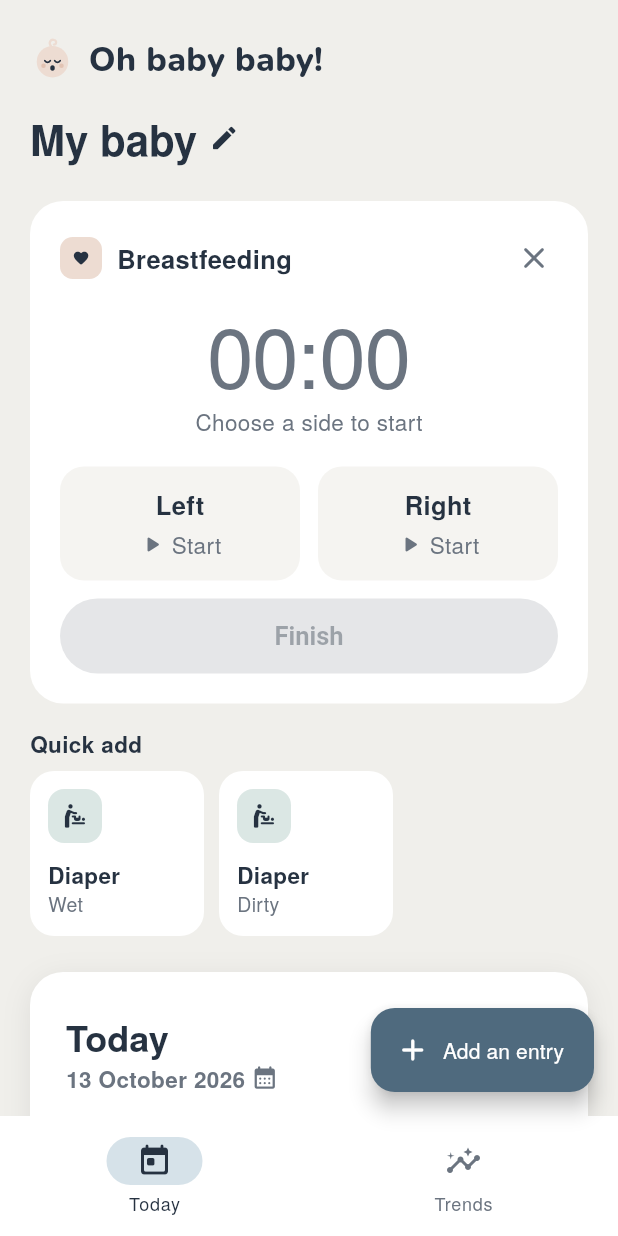
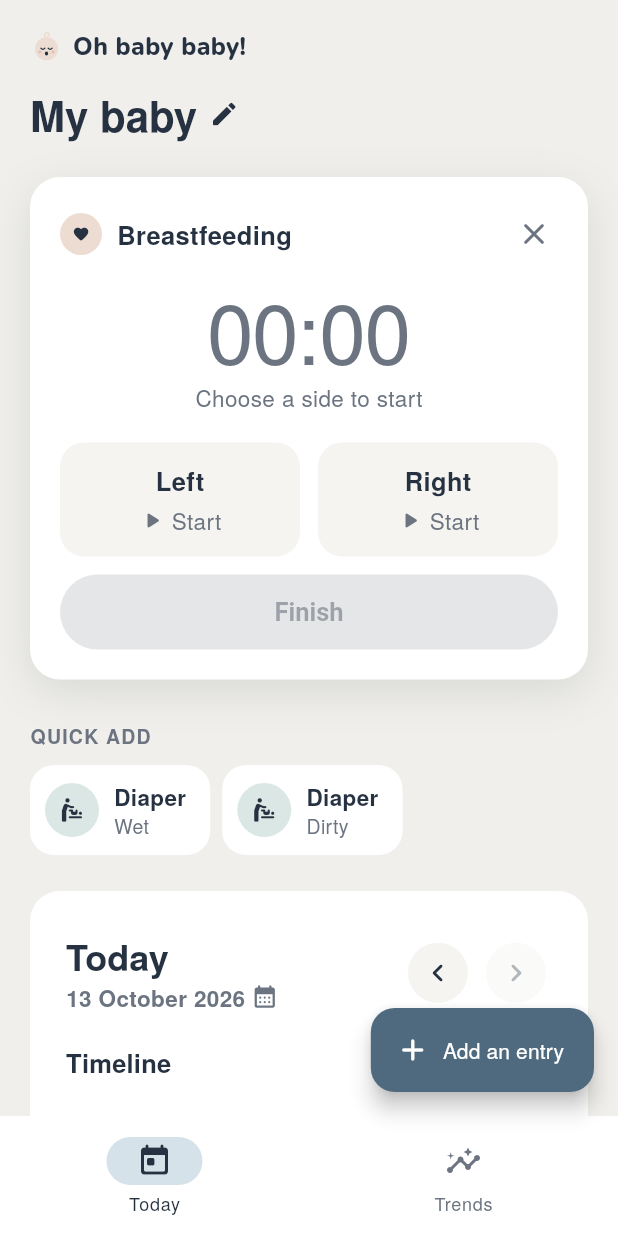
Before and after one commit to nishamehta-ux/Baby-Feed-Tracker, a Flutter app: the screen it shows after launch, after a tap on "Breastfeed", on a phone screen of 412 x 824 dp. Run offline on Flutter 3.47's test engine with Material 3 defaults, Android fonts, the phone set to English and light mode, and no system bars; our stand-ins replace shared_preferences.

Commit message:
Clearer hierarchy and one shape language on Today
- Entry icons are circles; summary chips are full pills with a bare icon in
  the group's colour, so corners no longer clash.
- Cards are flat; the live timer is the only raised card.
- Quick add tiles are compact (icon beside the text) under a small
  uppercase section label; the logo is smaller so the baby's name leads.
- The day card no longer overlaps a header band; timeline times are muted so
  entry names lead, with smaller icons.
- Shared AppRadius (card, tile) and raisedShadow in the theme.

Co-Authored-By: Claude Opus 5.5 <noreply@anthropic.com>
Claude-Session: https://claude.ai/code/session_019gxCbU7q3yKq7C9h7xrrHz

```diff
--- a/lib/screens/today_screen.dart
+++ b/lib/screens/today_screen.dart
@@ -91,36 +91,29 @@ class _TodayScreenState extends State<TodayScreen> {
         child: Column(
           children: [
             HeaderPanel(
-              padding: EdgeInsets.fromLTRB(20, MediaQuery.of(context).padding.top + 24, 20, 72),
+              padding: EdgeInsets.fromLTRB(20, MediaQuery.of(context).padding.top + 20, 20, 24),
               child: Column(
                 crossAxisAlignment: CrossAxisAlignment.start,
                 children: [
-                  const AppLogo(),
-                  const SizedBox(height: 20),
+                  const AppLogo(height: 22),
+                  const SizedBox(height: 16),
                   _buildHeader(context),
                   const SizedBox(height: 24),
                   if (store.live != null) ...[
                     LiveTimerCard(store: store, onFinish: _finishLive),
-                    const SizedBox(height: 16),
+                    const SizedBox(height: 28),
                   ],
-                  const Text(
-                    'Quick add',
-                    style: TextStyle(color: AppColors.ink, fontWeight: FontWeight.w700),
-                  ),
-                  const SizedBox(height: 8),
+                  const SectionLabel('Quick add'),
+                  const SizedBox(height: 10),
                   QuickActions(store: store, onLogged: _offerUndoLogged),
                 ],
               ),
             ),
-            // The day card overlaps the bottom of the header.
-            Transform.translate(
-              offset: const Offset(0, -48),
-              child: Padding(
-                padding: const EdgeInsets.symmetric(horizontal: 20),
-                child: _buildOverview(context),
-              ),
+            Padding(
+              padding: const EdgeInsets.symmetric(horizontal: 20),
+              child: _buildOverview(context),
             ),
-            const SizedBox(height: 40),
+            const SizedBox(height: 96), // room for the floating button
           ],
         ),
       ),
@@ -387,15 +380,15 @@ class _SummaryChip extends StatelessWidget {
   Widget build(BuildContext context) {
     return Container(
       width: width,
-      padding: const EdgeInsets.fromLTRB(4, 4, 10, 4),
+      padding: const EdgeInsets.fromLTRB(12, 10, 10, 10),
       decoration: BoxDecoration(
         color: AppColors.field,
-        borderRadius: BorderRadius.circular(20),
+        borderRadius: BorderRadius.circular(999),
       ),
       child: Row(
         mainAxisSize: MainAxisSize.min,
         children: [
-          EntryIcon(type: type, size: EntryIcon.small),
+          Icon(iconForType(type), size: 18, color: AppColors.lineForType(type)),
           const SizedBox(width: 8),
           Flexible(
             child: FittedBox(
@@ -448,7 +441,8 @@ class _TimelineTile extends StatelessWidget {
                     Text(
                       hm.format(e.start),
                       style: const TextStyle(
-                        fontWeight: FontWeight.w700,
+                        fontWeight: FontWeight.w600,
+                        color: AppColors.muted,
                         fontFeatures: [FontFeature.tabularFigures()],
                       ),
                     ),
@@ -475,8 +469,8 @@ class _TimelineTile extends StatelessWidget {
                     child: Center(child: Container(width: 2, color: AppColors.divider)),
                   ),
                   Padding(
-                    padding: const EdgeInsets.only(top: 8),
-                    child: EntryIcon(type: e.type, icon: iconForEntry(e), size: EntryIcon.medium),
+                    padding: const EdgeInsets.only(top: 10),
+                    child: EntryIcon(type: e.type, icon: iconForEntry(e), size: EntryIcon.small),
                   ),
                 ],
               ),
--- a/lib/screens/trends_screen.dart
+++ b/lib/screens/trends_screen.dart
@@ -130,8 +130,8 @@ class _TrendsScreenState extends State<TrendsScreen> {
                 child: Column(
                   crossAxisAlignment: CrossAxisAlignment.start,
                   children: [
-                    const AppLogo(),
-                    const SizedBox(height: 20),
+                    const AppLogo(height: 22),
+                    const SizedBox(height: 16),
                     Text('Trends', style: Theme.of(context).textTheme.headlineMedium),
                     const SizedBox(height: 16),
                     SegmentedButton<Period>(
--- a/lib/theme.dart
+++ b/lib/theme.dart
@@ -74,6 +74,19 @@ class AppColors {
         EntryType.other => muted,
       };
 }
+
+/// Corner radii: cards, then tiles inside or beside them. Chips and buttons
+/// are full pills and entry icons are circles.
+class AppRadius {
+  static const card = 20.0;
+  static const tile = 16.0;
+}
+
+/// Soft shadow for the one card on a screen that should stand out (the live
+/// timer); everything else sits flat.
+const raisedShadow = [
+  BoxShadow(color: Color(0x1F263241), blurRadius: 24, offset: Offset(0, 8)),
+];
 
 /// The type scale. Every text size in the app comes from here, so the
 /// levels stay distinct: headline > title > subtitle > body > label > caption.
--- a/lib/widgets/common.dart
+++ b/lib/widgets/common.dart
@@ -3,7 +3,7 @@ import 'package:flutter/material.dart';
 import '../models/entry.dart';
 import '../theme.dart';
 
-/// White rounded card that sits on top of the header.
+/// White rounded card on the page. Flat: only the live timer is raised.
 class AppCard extends StatelessWidget {
   const AppCard({super.key, required this.child});
 
@@ -16,10 +16,7 @@ class AppCard extends StatelessWidget {
       padding: const EdgeInsets.fromLTRB(24, 28, 24, 24),
       decoration: BoxDecoration(
         color: Colors.white,
-        borderRadius: BorderRadius.circular(22),
-        boxShadow: const [
-          BoxShadow(color: Color(0x14000000), blurRadius: 16, offset: Offset(0, 4)),
-        ],
+        borderRadius: BorderRadius.circular(AppRadius.card),
       ),
       child: child,
     );
@@ -86,7 +83,7 @@ IconData iconForType(EntryType type) => switch (type) {
       EntryType.other => Icons.edit_note_rounded,
     };
 
-/// A rounded tile in the entry's colour with its icon. [icon] overrides the
+/// A circle in the entry's colour with its icon. [icon] overrides the
 /// type's own icon, e.g. a bath tub for a Bath routine.
 class EntryIcon extends StatelessWidget {
   const EntryIcon({super.key, required this.type, this.size = medium, this.icon});
@@ -113,7 +110,7 @@ class EntryIcon extends StatelessWidget {
       height: size,
       decoration: BoxDecoration(
         color: AppColors.forType(type),
-        borderRadius: BorderRadius.circular(size * 0.3),
+        shape: BoxShape.circle,
         border: AppColors.outlined(type) ? Border.all(color: AppColors.ink, width: 1.25) : null,
       ),
       child: Icon(glyph, color: AppColors.onType(type), size: size * 0.5 * opticalScale(glyph)),
@@ -148,3 +145,23 @@ class RoundIconButton extends StatelessWidget {
     );
   }
 }
+
+/// A small heading for a section on the page, e.g. "Quick add".
+class SectionLabel extends StatelessWidget {
+  const SectionLabel(this.text, {super.key});
+
+  final String text;
+
+  @override
+  Widget build(BuildContext context) {
+    return Text(
+      text.toUpperCase(),
+      style: const TextStyle(
+        fontSize: AppText.label,
+        fontWeight: FontWeight.w700,
+        letterSpacing: 0.8,
+        color: AppColors.muted,
+      ),
+    );
+  }
+}
--- a/lib/widgets/quick_actions.dart
+++ b/lib/widgets/quick_actions.dart
@@ -84,7 +84,7 @@ class QuickActions extends StatelessWidget {
       clipBehavior: Clip.none,
       child: Row(
         children: [
-          for (final t in tiles) ...[t, const SizedBox(width: 10)],
+          for (final t in tiles) ...[t, const SizedBox(width: 8)],
         ],
       ),
     );
@@ -111,29 +111,35 @@ class _Tile extends StatelessWidget {
       label: '$title, $subtitle',
       child: Material(
         color: Colors.white,
-        borderRadius: BorderRadius.circular(16),
+        borderRadius: BorderRadius.circular(AppRadius.tile),
         child: InkWell(
-          borderRadius: BorderRadius.circular(16),
+          borderRadius: BorderRadius.circular(AppRadius.tile),
           onTap: onTap,
-          child: Container(
-            width: 116,
-            padding: const EdgeInsets.fromLTRB(12, 12, 12, 12),
+          child: Padding(
+            padding: const EdgeInsets.fromLTRB(10, 10, 16, 10),
             child: ExcludeSemantics(
-              child: Column(
-                crossAxisAlignment: CrossAxisAlignment.start,
+              child: Row(
+                mainAxisSize: MainAxisSize.min,
                 children: [
                   EntryIcon(type: type, size: EntryIcon.medium),
-                  const SizedBox(height: 10),
+                  const SizedBox(width: 10),
+                  Column(
+                    crossAxisAlignment: CrossAxisAlignment.start,
+                    mainAxisSize: MainAxisSize.min,
+                    children: [
                       Text(
                         title,
                         style: const TextStyle(
-                        fontWeight: FontWeight.w700, fontSize: AppText.body, color: AppColors.ink),
+                          fontWeight: FontWeight.w700,
+                          fontSize: AppText.body,
+                          color: AppColors.ink,
+                        ),
                       ),
                       Text(
                         subtitle,
-                    maxLines: 1,
-                    overflow: TextOverflow.ellipsis,
                         style: const TextStyle(fontSize: AppText.label, color: AppColors.muted),
+                      ),
+                    ],
                   ),
                 ],
               ),
@@ -212,7 +218,11 @@ class _LiveTimerCardState extends State<LiveTimerCard> {
 
     return Container(
       padding: const EdgeInsets.fromLTRB(20, 14, 12, 20),
-      decoration: BoxDecoration(color: Colors.white, borderRadius: BorderRadius.circular(22)),
+      decoration: BoxDecoration(
+        color: Colors.white,
+        borderRadius: BorderRadius.circular(AppRadius.card),
+        boxShadow: raisedShadow,
+      ),
       child: Column(
         children: [
           // Header: what is being timed, and a way out.
```
Also changed, not shown: 1 other file. Lines whose indentation alone changed are shown as unchanged.
